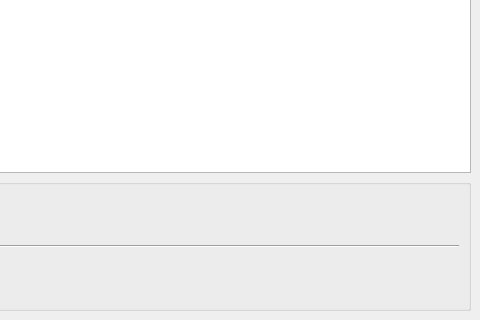
The window that mainwindow.ui (MindlessDoc/FightOrDie) describes before a commit, drawn with Qt 5; both pictures show x 282 to 762 and y 270 to 590 of the 762 by 590 pixel window.
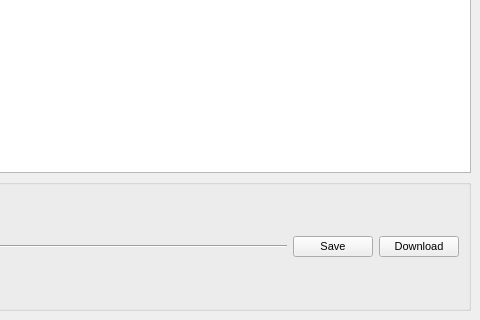
The same window after the commit.

```diff
--- a/mainwindow.ui
+++ b/mainwindow.ui
@@ -118,6 +118,20 @@
          </property>
         </widget>
        </item>
+       <item>
+        <widget class="QPushButton" name="saveButton">
+         <property name="text">
+          <string>Save</string>
+         </property>
+        </widget>
+       </item>
+       <item>
+        <widget class="QPushButton" name="downloadButton">
+         <property name="text">
+          <string>Download</string>
+         </property>
+        </widget>
+       </item>
       </layout>
      </widget>
     </item>
```
